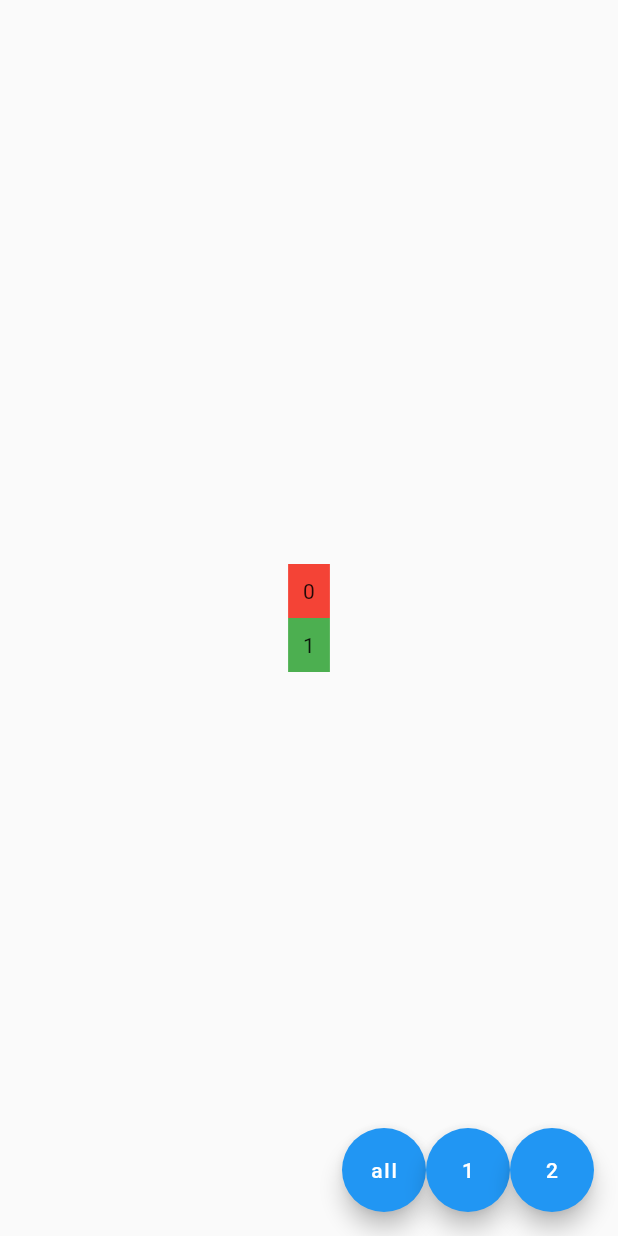
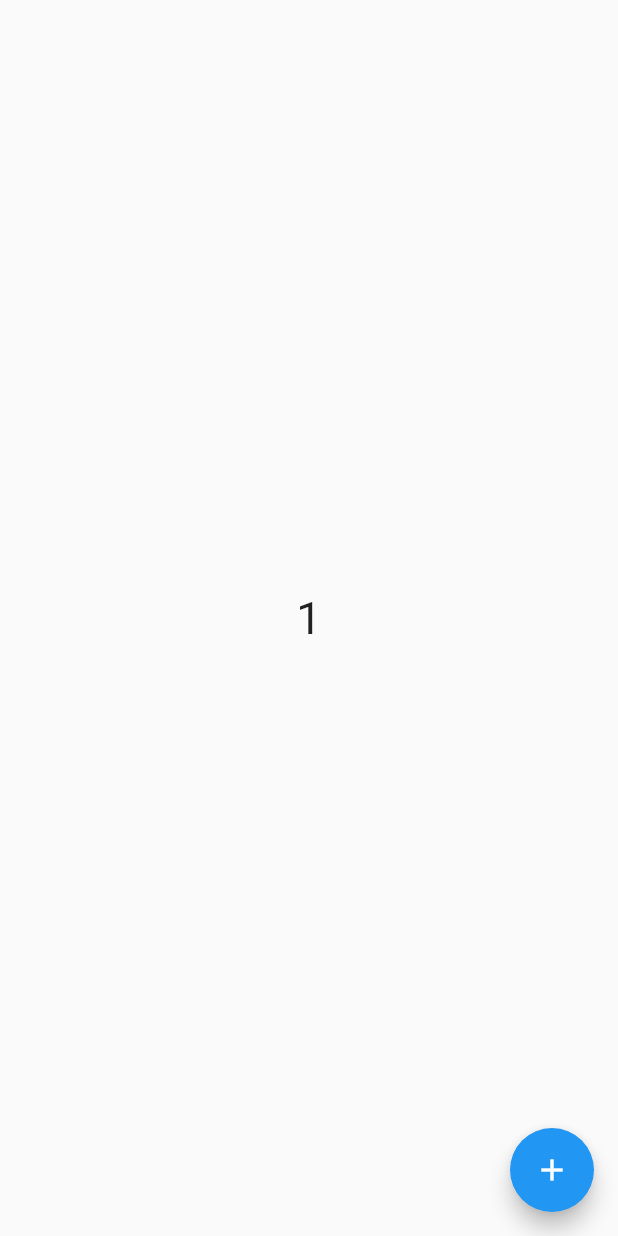
Before and after one commit to samderlust/flutter_provider_selector, a Flutter app: the screen it shows after launch, on a phone screen of 412 x 824 dp. Run offline on Flutter 3.47's test engine with Material 2 defaults, Android fonts, the phone set to English and light mode, and no system bars.

Commit message:
creating hook screen

```diff
--- /dev/null
+++ b/lib/screens/hook_screen.dart
@@ -0,0 +1,42 @@
+import 'package:flutter/material.dart';
+
+class HookDemo extends StatefulWidget {
+  @override
+  _HookDemoState createState() => _HookDemoState();
+}
+
+class _HookDemoState extends State<HookDemo> {
+  int _number = 0;
+  @override
+  void initState() {
+    super.initState();
+    _number = 1;
+    print('hello');
+  }
+
+  @override
+  void dispose() {
+    super.dispose();
+    print('goodbye');
+  }
+
+  @override
+  Widget build(BuildContext context) {
+    return Scaffold(
+      floatingActionButton: FloatingActionButton(
+        onPressed: () {
+          setState(() {
+            _number++;
+          });
+        },
+        child: Icon(Icons.add),
+      ),
+      body: Center(
+        child: Text(
+          _number.toString(),
+          style: TextStyle(fontSize: 30),
+        ),
+      ),
+    );
+  }
+}
--- a/pubspec.yaml
+++ b/pubspec.yaml
@@ -25,6 +25,7 @@ dependencies:
     sdk: flutter
   cupertino_icons: ^1.0.0
   provider: ^4.3.2+4
+  flutter_hooks: ^0.15.0
 
 dev_dependencies:
   flutter_test:
```
Also changed, not shown: lib/main.dart (+67 -1 lines), pubspec.lock.
